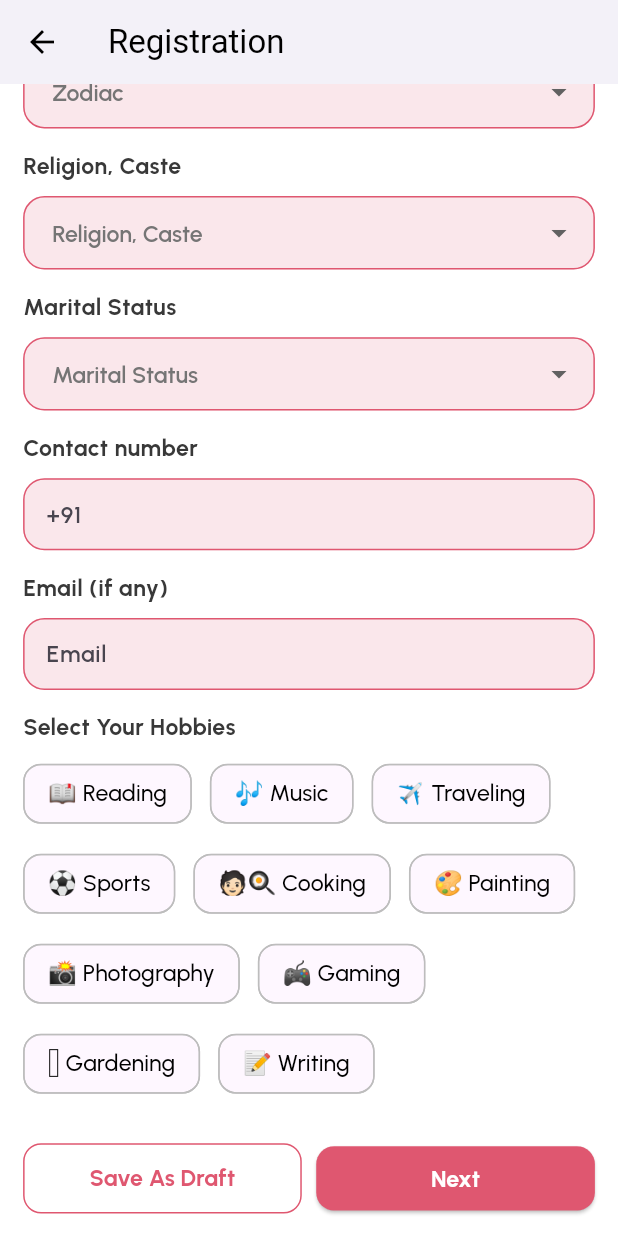
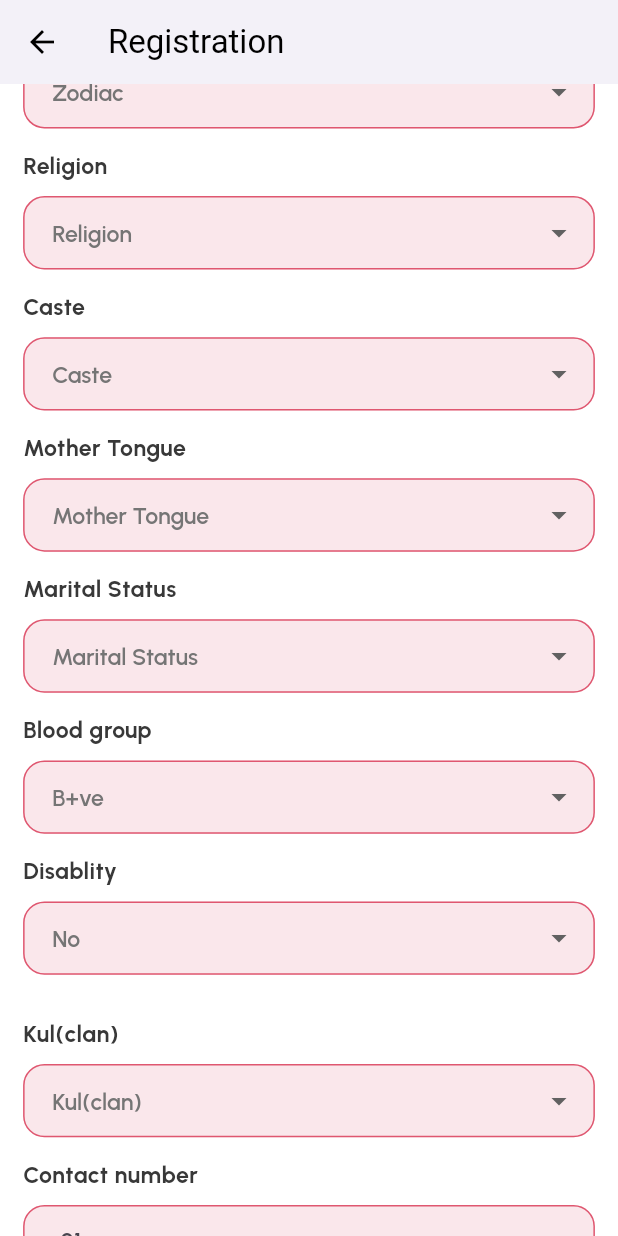
Before and after one commit to DVLPR-SHIVAMCHAUDHARI/Bandhana, a Flutter app: the RegistrationScreen screen opened by its route, scrolled down 858 dp, on a phone screen of 412 x 824 dp. Run offline on Flutter 3.47's test engine with Material 3 defaults, Android fonts, the phone set to English and light mode, and no system bars; our stand-ins replace awesome_snackbar_content, bloc, cached_network_image, equatable, flutter_bloc, flutter_screenutil and 7 more; accounts and stored records are empty.

Commit message:
Registration Updated

```diff
--- a/lib/core/const/app_theme.dart
+++ b/lib/core/const/app_theme.dart
@@ -8,6 +8,7 @@ class AppTheme {
   static ThemeData lightTheme = ThemeData(
     brightness: Brightness.light,
     primaryColor: AppColors.primary,
+    appBarTheme: AppBarTheme(backgroundColor: AppColors.white),
     scaffoldBackgroundColor: Colors.white,
     textTheme: TextTheme(
       headlineLarge: TextStyle(
@@ -66,6 +67,8 @@ class AppTheme {
     brightness: Brightness.dark,
     primaryColor: AppColors.primary,
     scaffoldBackgroundColor: Colors.black,
+    appBarTheme: AppBarTheme(backgroundColor: AppColors.primary),
+
     textTheme: TextTheme(
       headlineLarge: TextStyle(
         fontSize: 32.sp,
--- a/lib/core/const/globals.dart
+++ b/lib/core/const/globals.dart
@@ -17,14 +17,15 @@ import 'package:bandhana/features/Onboarding/pages/onboarding_screen.dart';
 import 'package:bandhana/features/Profile/bloc/profile_detail_bloc.dart';
 import 'package:bandhana/features/Profile/pages/message_requested_screen.dart';
 import 'package:bandhana/features/Profile/pages/profile_detail_screen.dart';
+import 'package:bandhana/features/Registration/pages/family_details_screen.dart';
 import 'package:bandhana/features/Registration/pages/registration_screen.dart';
 import 'package:bandhana/features/Requests/pages/request_screen.dart';
 import 'package:bandhana/features/Subscription/bloc/subscription_bloc.dart';
 import 'package:bandhana/features/Subscription/pages/choose_your_plans_screen.dart';
 import 'package:bandhana/features/navbar/pages/navbar.dart';
-import 'package:bandhana/features/profileSetup/Bloc/profile_setup_bloc.dart';
-import 'package:bandhana/features/profileSetup/pages/my_profile_screen.dart';
-import 'package:bandhana/features/profileSetup/pages/profile_setup_screen.dart';
+import 'package:bandhana/features/Registration/Bloc/profile_setup_bloc.dart';
+import 'package:bandhana/features/Registration/pages/my_profile_screen.dart';
+import 'package:bandhana/features/Registration/pages/profile_setup_screen.dart';
 import 'package:bandhana/features/splashScreen/page/splash_screen.dart';
 import 'package:flutter/widgets.dart';
 import 'package:flutter_bloc/flutter_bloc.dart';
@@ -56,6 +57,7 @@ enum Routes {
   privacyPolicy,
   about,
   chat,
+  familyDetails,
 }
 
 enum ProfileMode {
@@ -165,6 +167,11 @@ GoRouter router = GoRouter(
           name: Routes.profilesetup.name,
           routes: [
             GoRoute(
+              path: "familyDetails",
+              builder: (context, state) => FamilyDetailsScreen(),
+              name: Routes.familyDetails.name,
+              routes: [
+                GoRoute(
                   path: "docVerification",
                   builder: (context, state) => DocumentVerificationScreen(),
                   name: Routes.docVerification.name,
@@ -178,6 +185,8 @@ GoRouter router = GoRouter(
                           path: "compatablity2",
                           builder: (context, state) => BasicCompablityScreen2(),
                           name: Routes.compatablity2.name,
+                        ),
+                      ],
                     ),
                   ],
                 ),
--- a/lib/core/services/local_db_sevice.dart
+++ b/lib/core/services/local_db_sevice.dart
@@ -1,5 +1,4 @@
 import 'dart:developer';
-import 'dart:io';
 import 'package:hive_flutter/hive_flutter.dart';
 import 'package:path_provider/path_provider.dart';
 
--- a/lib/features/About&Info/pages/privacy_policy_screen.dart
+++ b/lib/features/About&Info/pages/privacy_policy_screen.dart
@@ -4,7 +4,6 @@ import 'package:bandhana/core/const/numberextension.dart';
 import 'package:bandhana/core/const/typography.dart';
 import 'package:flutter/material.dart';
 import 'package:flutter_screenutil/flutter_screenutil.dart';
-import 'package:go_router/go_router.dart';
 
 class PrivacyPolicyScreen extends StatelessWidget {
   const PrivacyPolicyScreen({super.key});
--- a/lib/features/Authentication/pages/otp_verification_screen.dart
+++ b/lib/features/Authentication/pages/otp_verification_screen.dart
@@ -9,7 +9,6 @@ import 'package:bandhana/features/Authentication/Bloc/OtpBloc/otp_state.dart';
 import 'package:flutter/material.dart';
 import 'package:flutter_bloc/flutter_bloc.dart';
 import 'package:flutter_screenutil/flutter_screenutil.dart';
-import 'package:go_router/go_router.dart';
 import 'package:pinput/pinput.dart';
 
 class OtpVerificationScreen extends StatelessWidget {
--- a/lib/features/Chat/pages/chat_screen.dart
+++ b/lib/features/Chat/pages/chat_screen.dart
@@ -2,7 +2,6 @@ import 'package:bandhana/core/const/app_colors.dart';
 import 'package:bandhana/core/const/globals.dart';
 import 'package:bandhana/core/const/numberextension.dart';
 import 'package:flutter/material.dart';
-import 'package:go_router/go_router.dart';
 
 class ChatScreen extends StatelessWidget {
   ChatScreen({super.key});
--- a/lib/features/Home/pages/homescreen.dart
+++ b/lib/features/Home/pages/homescreen.dart
@@ -1,7 +1,6 @@
 import 'package:bandhana/core/const/app_colors.dart';
 import 'package:bandhana/core/const/asset_urls.dart';
 import 'package:bandhana/core/const/typography.dart';
-import 'package:bandhana/features/Home/pages/appMenu.dart';
 import 'package:bandhana/features/Home/widgets/profile_card.dart';
 import 'package:flutter/material.dart';
 import 'package:flutter_screenutil/flutter_screenutil.dart';
--- a/lib/features/Onboarding/pages/first_welcome_screen.dart
+++ b/lib/features/Onboarding/pages/first_welcome_screen.dart
@@ -26,7 +26,7 @@ class FirstWelcomeScreen extends StatelessWidget {
                   alignment: Alignment.centerLeft,
                   child: InkWell(
                     onTap: () {
-                      context.pop();
+                      router.goNamed(Routes.otp.name);
                     },
                     child: const Icon(Icons.arrow_back),
                   ),
--- a/lib/features/Registration/pages/registration_screen.dart
+++ b/lib/features/Registration/pages/registration_screen.dart
@@ -32,7 +32,13 @@ class _RegistrationScreenState extends State<RegistrationScreen> {
   String? birthPlace;
   String? zodiac;
   String? religion;
+  String? caste;
+  String? kul;
+  String? motherTongue;
+
   String? maritalStatus;
+  String? bloodGroup;
+  String? disablity;
 
   // Date & Time
   DateTime? dob;
@@ -294,11 +300,52 @@ class _RegistrationScreenState extends State<RegistrationScreen> {
                 16.verticalSpace,
 
                 AppDropdown(
-                  title: "Religion, Caste",
-                  hint: "Religion, Caste",
+                  title: "Religion",
+                  hint: "Religion",
                   items: ["Hindu", "Muslim"],
                   value: religion,
                   onChanged: (v) => setState(() => religion = v),
+                ),
+                16.verticalSpace,
+                AppDropdown(
+                  title: "Caste",
+                  hint: "Caste",
+                  items: ["Kunbi", "Maratha"],
+                  value: caste,
+                  onChanged: (v) => setState(() => caste = v),
+                ),
+                16.verticalSpace,
+                AppDropdown(
+                  title: "Mother Tongue",
+                  hint: "Mother Tongue",
+                  items: [
+                    "Marathi",
+                    "Hindi",
+                    "English",
+                    "Gujarati",
+                    "Kannada",
+                    "Tamil",
+                    "Telugu",
+                    "Malayalam",
+                    "Punjabi",
+                    "Bengali",
+                    "Urdu",
+                    "Konkani",
+                    "Sindhi",
+                    "Oriya (Odia)",
+                    "Assamese",
+                    "Rajasthani",
+                    "Haryanvi",
+                    "Kashmiri",
+                    "Nepali",
+                    "Bhojpuri",
+                    "Tulu",
+                    "Manipuri",
+                    "Santhali",
+                    "Other",
+                  ],
+                  value: motherTongue,
+                  onChanged: (v) => setState(() => motherTongue = v),
                 ),
                 16.verticalSpace,
 
@@ -308,6 +355,51 @@ class _RegistrationScreenState extends State<RegistrationScreen> {
                   items: ["Single", "Married"],
                   value: maritalStatus,
                   onChanged: (v) => setState(() => maritalStatus = v),
+                ),
+                16.verticalSpace,
+
+                AppDropdown(
+                  title: "Blood group",
+                  hint: "B+ve",
+                  items: ["A+", "A-", "B+", "B-", "AB+", "AB-", "O+", "O-"],
+                  value: bloodGroup,
+                  onChanged: (v) => setState(() => bloodGroup = v),
+                ),
+                16.verticalSpace,
+                AppDropdown(
+                  title: "Disablity",
+                  hint: "No",
+                  items: ["no", "yes"],
+                  value: disablity,
+                  onChanged: (v) => setState(() => disablity = v),
+                ),
+                16.verticalSpace,
+
+                disablity == "yes"
+                    ? AppTextField(
+                        title: "Specify Disablity (if yes)",
+                        hint: "disablity",
+                      )
+                    : SizedBox.shrink(),
+                16.verticalSpace,
+
+                AppDropdown(
+                  title: "Kul(clan)",
+                  hint: "Kul(clan)",
+                  items: [
+                    "Kashyap",
+                    "Gautam",
+                    "Vasishta",
+                    "Jamadagni",
+                    "Atri",
+                    "Bharadwaj",
+                    "Agastya",
+                    "Kaushik",
+                    "Gar",
+                    "Shandilya",
+                  ],
+                  value: kul,
+                  onChanged: (v) => setState(() => kul = v),
                 ),
                 16.verticalSpace,
 
--- a/lib/main.dart
+++ b/lib/main.dart
@@ -1,7 +1,6 @@
 import 'package:bandhana/core/const/app_theme.dart';
 import 'package:bandhana/core/const/globals.dart';
 import 'package:bandhana/core/services/local_db_sevice.dart';
-import 'package:bandhana/core/services/tokenservice.dart';
 import 'package:flutter/material.dart';
 import 'package:flutter_screenutil/flutter_screenutil.dart';
 
@@ -23,7 +22,7 @@ class Bandhana extends StatelessWidget {
           color: Colors.white,
           title: "Bandhana",
           theme: AppTheme.lightTheme,
-          darkTheme: AppTheme.darkTheme,
+          // darkTheme: AppTheme.darkTheme,
           themeMode: ThemeMode.system,
           debugShowCheckedModeBanner: false,
           routerConfig: router,
```
Also changed, not shown: lib/features/Authentication/pages/sign_in_screen.dart (+2 -13 lines), lib/features/Authentication/pages/signup_screen.dart (+2 -12 lines), lib/features/Authentication/widgets/phone_field.dart (+24 -2 lines), lib/features/Registration/pages/family_details_screen.dart (added, +204 -0 lines), lib/features/Registration/pages/my_profile_screen.dart (renamed from lib/features/profileSetup/pages/my_profile_screen.dart, +4 -4 lines), lib/features/Registration/pages/profile_setup_screen.dart (renamed from lib/features/profileSetup/pages/profile_setup_screen.dart, +4 -4 lines), lib/features/profileSetup/repositories/location_repo.dart (deleted, +0 -36 lines), lib/features/Registration/Bloc/profile_setup_bloc.dart (renamed from lib/features/profileSetup/Bloc/profile_setup_bloc.dart), lib/features/Registration/Bloc/profile_setup_event.dart (renamed from lib/features/profileSetup/Bloc/profile_setup_event.dart), lib/features/Registration/Bloc/profile_setup_state.dart (renamed from lib/features/profileSetup/Bloc/profile_setup_state.dart), 1 other file. Lines whose indentation alone changed are shown as unchanged.
